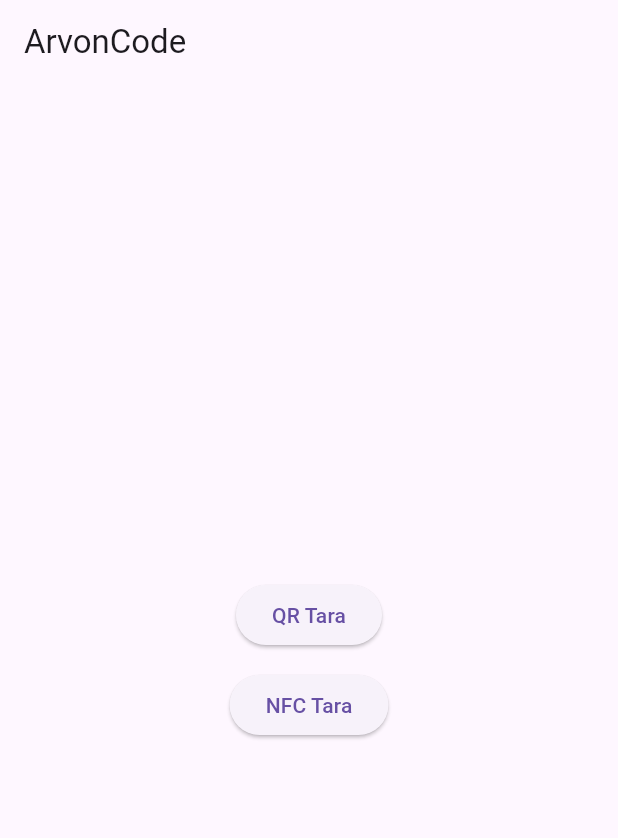
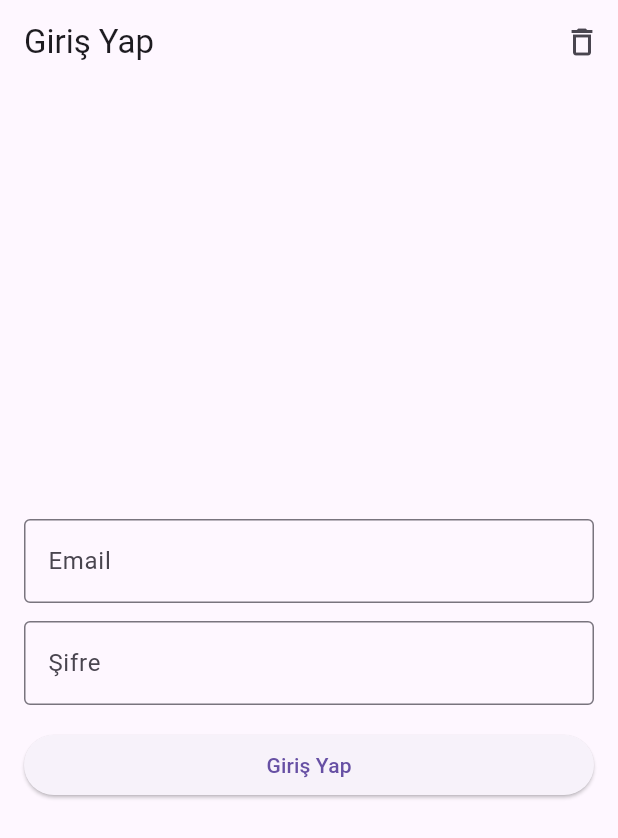
Before and after one commit to huseyincakirca/ArvonCode, a Flutter app: the screen it shows after launch, on a phone screen of 412 x 824 dp. Shown: the top 838 px of the screen. Run offline on Flutter 3.47's test engine with Material 3 defaults, Android fonts, the phone set to English and light mode, and no system bars; our stand-ins replace flutter_secure_storage, geolocator; missing offline and left inert: mobile_scanner, nfc_manager.

Commit message:
feat(auth): add minimal login flow and token persistence

```diff
--- a/app/lib/main.dart
+++ b/app/lib/main.dart
@@ -1,6 +1,7 @@
 import 'package:flutter/material.dart';
 import 'config/api_config.dart';
 import 'screens/home_screen.dart';
+import 'pages/auth/login_page.dart';
 import 'services/auth_storage.dart';
 
 void main() {
@@ -33,8 +34,7 @@ class MyApp extends StatelessWidget {
           final token = snapshot.data;
           final hasToken = token != null && token.isNotEmpty;
 
-          // Token varsa mevcut home akışına geç; yoksa login akışına bağlanana kadar HomeScreen kullanılır.
-          return hasToken ? const HomeScreen() : const HomeScreen();
+          return hasToken ? const HomeScreen() : const LoginPage();
         },
       ),
     );
--- /dev/null
+++ b/app/lib/pages/auth/login_page.dart
@@ -0,0 +1,126 @@
+import 'package:flutter/material.dart';
+
+import '../../services/auth_service.dart';
+import '../../services/auth_storage.dart';
+import '../../screens/home_screen.dart';
+
+class LoginPage extends StatefulWidget {
+  const LoginPage({super.key});
+
+  @override
+  State<LoginPage> createState() => _LoginPageState();
+}
+
+class _LoginPageState extends State<LoginPage> {
+  final _emailController = TextEditingController();
+  final _passwordController = TextEditingController();
+  bool _loading = false;
+  String? _error;
+
+  @override
+  void dispose() {
+    _emailController.dispose();
+    _passwordController.dispose();
+    super.dispose();
+  }
+
+  Future<void> _onLoginPressed() async {
+    setState(() {
+      _loading = true;
+      _error = null;
+    });
+
+    try {
+      final email = _emailController.text.trim();
+      final password = _passwordController.text;
+
+      await AuthService().login(email: email, password: password);
+
+      if (!mounted) return;
+
+      Navigator.of(context).pushReplacement(
+        MaterialPageRoute(builder: (_) => const HomeScreen()),
+      );
+    } catch (e) {
+      setState(() {
+        _error = e.toString().replaceFirst('Exception: ', '');
+      });
+    } finally {
+      if (mounted) {
+        setState(() {
+          _loading = false;
+        });
+      }
+    }
+  }
+
+  Future<void> _onClearToken() async {
+    await AuthStorage.clearToken();
+    if (!mounted) return;
+    ScaffoldMessenger.of(context).showSnackBar(
+      const SnackBar(content: Text('Token temizlendi')),
+    );
+  }
+
+  @override
+  Widget build(BuildContext context) {
+    return Scaffold(
+      appBar: AppBar(
+        title: const Text('Giriş Yap'),
+        actions: [
+          IconButton(
+            onPressed: _onClearToken,
+            icon: const Icon(Icons.delete_outline),
+            tooltip: 'Token temizle',
+          ),
+        ],
+      ),
+      body: Padding(
+        padding: const EdgeInsets.all(16.0),
+        child: Column(
+          mainAxisAlignment: MainAxisAlignment.center,
+          children: [
+            TextField(
+              controller: _emailController,
+              keyboardType: TextInputType.emailAddress,
+              decoration: const InputDecoration(
+                labelText: 'Email',
+                border: OutlineInputBorder(),
+              ),
+            ),
+            const SizedBox(height: 12),
+            TextField(
+              controller: _passwordController,
+              obscureText: true,
+              decoration: const InputDecoration(
+                labelText: 'Şifre',
+                border: OutlineInputBorder(),
+              ),
+            ),
+            const SizedBox(height: 16),
+            if (_error != null) ...[
+              Text(
+                _error!,
+                style: const TextStyle(color: Colors.red),
+              ),
+              const SizedBox(height: 12),
+            ],
+            SizedBox(
+              width: double.infinity,
+              child: ElevatedButton(
+                onPressed: _loading ? null : _onLoginPressed,
+                child: _loading
+                    ? const SizedBox(
+                        height: 18,
+                        width: 18,
+                        child: CircularProgressIndicator(strokeWidth: 2),
+                      )
+                    : const Text('Giriş Yap'),
+              ),
+            ),
+          ],
+        ),
+      ),
+    );
+  }
+}
```
Also changed, not shown: app/lib/services/auth_service.dart (added, +50 -0 lines), 1 other file.
